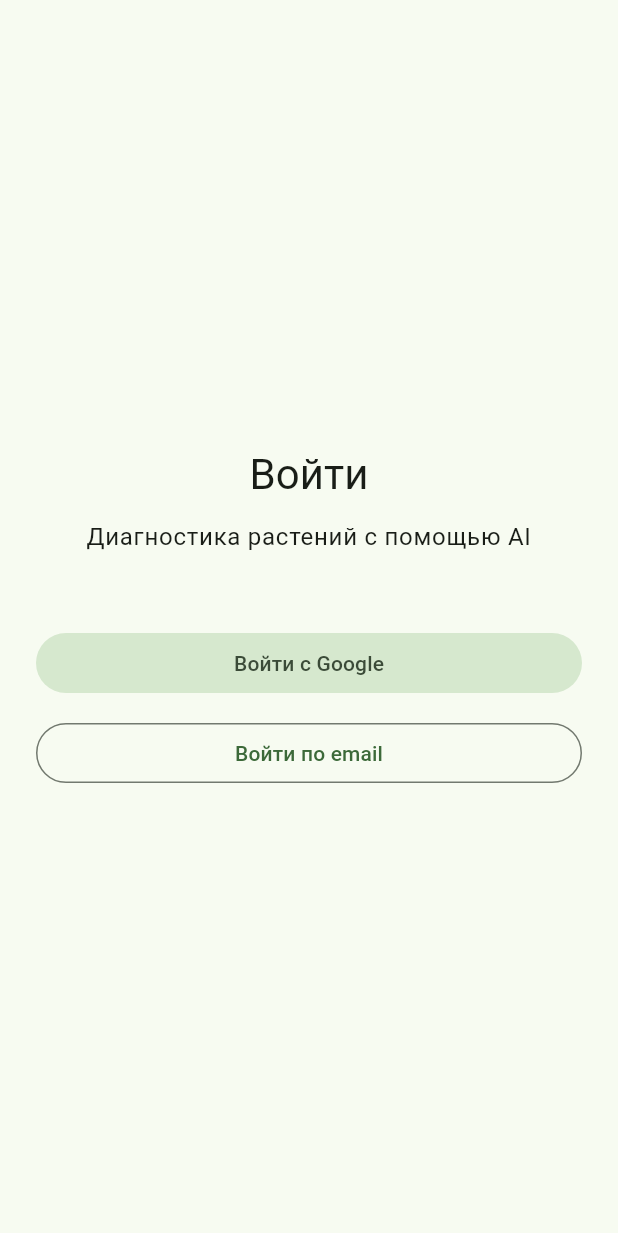
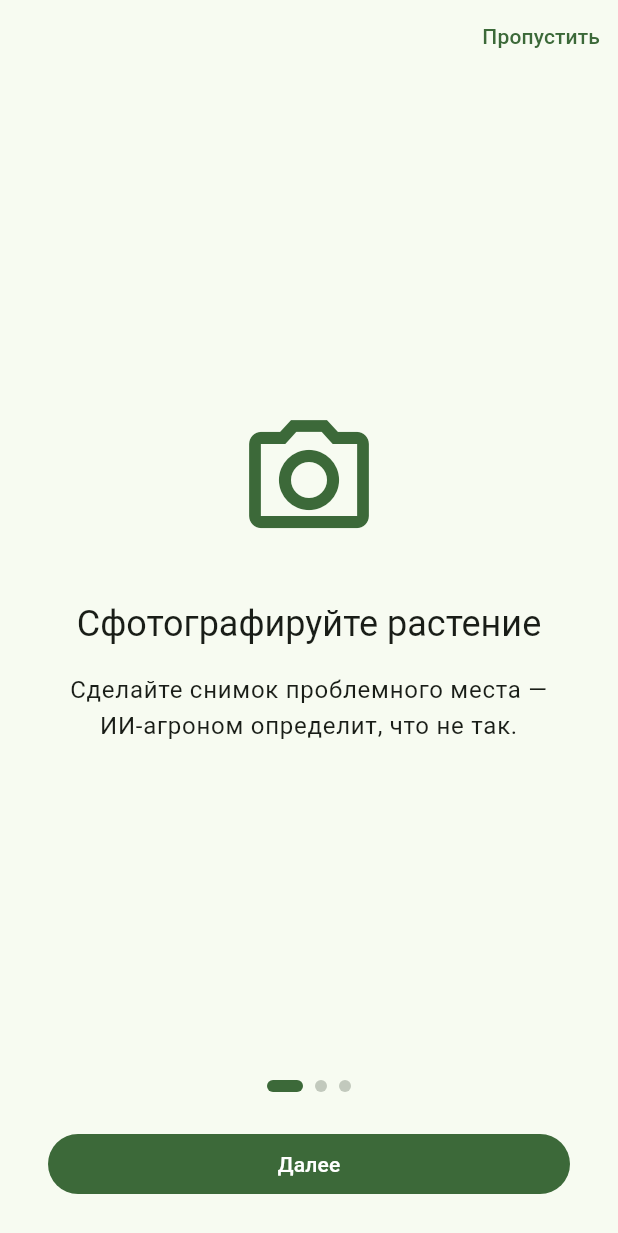
Before and after one commit to Beliashkoff/safe-garden-AI, a Flutter app: the screen it shows after launch, on a phone screen of 412 x 824 dp. Shown: the top 1233 px of the screen. Run offline on Flutter 3.47's test engine with Material 3 defaults, Android fonts, the phone set to English and light mode, and no system bars; our stand-ins replace dio, drift, flutter_image_compress, flutter_markdown_plus, flutter_riverpod, flutter_secure_storage and 8 more; missing offline and left inert: record; accounts and stored records are empty; generated files the repository leaves out were written again.

Commit message:
feat(mobile): onboarding, PDn consent links, Sentry, placeholder icon/splash
Add a one-time three-screen onboarding flow gated in the router before the login
subtree (persisted via secure storage), a personal-data consent notice with
tappable Privacy Policy / Terms links on the sign-in screen, Sentry crash
reporting (SentryFlutter.init, sendDefaultPii=false), and a placeholder app icon
and branded splash with flutter_launcher_icons / flutter_native_splash
configured. Add RU/EN strings and an onboarding widget test; the existing suite
stays green (78 tests).

```diff
--- a/mobile/lib/app/router.dart
+++ b/mobile/lib/app/router.dart
@@ -7,40 +7,66 @@ import '../features/auth/presentation/email_request_screen.dart';
 import '../features/auth/presentation/email_verify_screen.dart';
 import '../features/auth/presentation/login_screen.dart';
 import '../features/chat/presentation/chat_screen.dart';
+import '../features/onboarding/application/onboarding_controller.dart';
+import '../features/onboarding/presentation/onboarding_screen.dart';
 import 'splash_screen.dart';
 
 /// The app router. Redirects are driven by [authStatusProvider]: the splash is
 /// shown until bootstrap resolves, unauthenticated users are confined to the
 /// /login subtree, and authenticated users are sent to /chat.
 final routerProvider = Provider<GoRouter>((ref) {
-  final refresh = ValueNotifier<AuthStatus>(AuthStatus.unknown);
-  ref.onDispose(refresh.dispose);
+  final authRefresh = ValueNotifier<AuthStatus>(AuthStatus.unknown);
+  ref.onDispose(authRefresh.dispose);
   ref.listen<AuthStatus>(
     authStatusProvider,
-    (_, next) => refresh.value = next,
+    (_, next) => authRefresh.value = next,
+    fireImmediately: true,
+  );
+
+  final onboardingRefresh = ValueNotifier<OnboardingStatus>(
+    OnboardingStatus.unknown,
+  );
+  ref.onDispose(onboardingRefresh.dispose);
+  ref.listen<OnboardingStatus>(
+    onboardingStatusProvider,
+    (_, next) => onboardingRefresh.value = next,
     fireImmediately: true,
   );
 
   return GoRouter(
     initialLocation: '/splash',
-    refreshListenable: refresh,
+    refreshListenable: Listenable.merge([authRefresh, onboardingRefresh]),
     redirect: (context, state) {
-      final status = refresh.value;
+      final status = authRefresh.value;
+      final onboarding = onboardingRefresh.value;
       final loc = state.matchedLocation;
       final atSplash = loc == '/splash';
       final atLogin = loc.startsWith('/login');
+      final atOnboarding = loc == '/onboarding';
 
       switch (status) {
         case AuthStatus.unknown:
           return atSplash ? null : '/splash';
         case AuthStatus.unauthenticated:
-          return atLogin ? null : '/login';
+          // Gate the one-time intro before the login subtree.
+          switch (onboarding) {
+            case OnboardingStatus.unknown:
+              return atSplash ? null : '/splash';
+            case OnboardingStatus.notSeen:
+              return atOnboarding ? null : '/onboarding';
+            case OnboardingStatus.seen:
+              return atLogin ? null : '/login';
+          }
         case AuthStatus.authenticated:
-          return (atLogin || atSplash) ? '/chat' : null;
+          return (atLogin || atSplash || atOnboarding) ? '/chat' : null;
       }
     },
     routes: [
       GoRoute(path: '/splash', builder: (_, _) => const SplashScreen()),
+      GoRoute(
+        path: '/onboarding',
+        builder: (_, _) => const OnboardingScreen(),
+      ),
       GoRoute(
         path: '/login',
         builder: (_, _) => const LoginScreen(),
--- /dev/null
+++ b/mobile/lib/features/onboarding/presentation/onboarding_screen.dart
@@ -0,0 +1,136 @@
+import 'package:flutter/material.dart';
+import 'package:flutter_riverpod/flutter_riverpod.dart';
+
+import '../../../l10n/generated/app_localizations.dart';
+import '../application/onboarding_controller.dart';
+
+/// Three-screen intro shown once before the login flow (ROADMAP §6.4). On the
+/// last page (or Skip) it marks onboarding complete; the router redirect then
+/// moves the user on to /login.
+class OnboardingScreen extends ConsumerStatefulWidget {
+  const OnboardingScreen({super.key});
+
+  @override
+  ConsumerState<OnboardingScreen> createState() => _OnboardingScreenState();
+}
+
+class _OnboardingScreenState extends ConsumerState<OnboardingScreen> {
+  final _controller = PageController();
+  int _index = 0;
+
+  @override
+  void dispose() {
+    _controller.dispose();
+    super.dispose();
+  }
+
+  void _finish() {
+    ref.read(onboardingControllerProvider.notifier).complete();
+  }
+
+  void _next(int last) {
+    if (_index >= last) {
+      _finish();
+    } else {
+      _controller.nextPage(
+        duration: const Duration(milliseconds: 250),
+        curve: Curves.easeOut,
+      );
+    }
+  }
+
+  @override
+  Widget build(BuildContext context) {
+    final l10n = AppLocalizations.of(context)!;
+    final theme = Theme.of(context);
+    final pages = <(IconData, String, String)>[
+      (
+        Icons.photo_camera_outlined,
+        l10n.onboardingTitle1,
+        l10n.onboardingBody1,
+      ),
+      (Icons.mic_none_outlined, l10n.onboardingTitle2, l10n.onboardingBody2),
+      (Icons.eco_outlined, l10n.onboardingTitle3, l10n.onboardingBody3),
+    ];
+    final last = pages.length - 1;
+
+    return Scaffold(
+      body: SafeArea(
+        child: Column(
+          children: [
+            Align(
+              alignment: Alignment.centerRight,
+              child: TextButton(
+                onPressed: _finish,
+                child: Text(l10n.onboardingSkip),
+              ),
+            ),
+            Expanded(
+              child: PageView.builder(
+                controller: _controller,
+                onPageChanged: (i) => setState(() => _index = i),
+                itemCount: pages.length,
+                itemBuilder: (context, i) {
+                  final (icon, title, body) = pages[i];
+                  return Padding(
+                    padding: const EdgeInsets.symmetric(horizontal: 32),
+                    child: Column(
+                      mainAxisAlignment: MainAxisAlignment.center,
+                      children: [
+                        Icon(icon, size: 96, color: theme.colorScheme.primary),
+                        const SizedBox(height: 32),
+                        Text(
+                          title,
+                          textAlign: TextAlign.center,
+                          style: theme.textTheme.headlineSmall,
+                        ),
+                        const SizedBox(height: 16),
+                        Text(
+                          body,
+                          textAlign: TextAlign.center,
+                          style: theme.textTheme.bodyLarge,
+                        ),
+                      ],
+                    ),
+                  );
+                },
+              ),
+            ),
+            Row(
+              mainAxisAlignment: MainAxisAlignment.center,
+              children: List.generate(pages.length, (i) {
+                final active = i == _index;
+                return AnimatedContainer(
+                  duration: const Duration(milliseconds: 250),
+                  margin: const EdgeInsets.symmetric(horizontal: 4),
+                  width: active ? 24 : 8,
+                  height: 8,
+                  decoration: BoxDecoration(
+                    color: active
+                        ? theme.colorScheme.primary
+                        : theme.colorScheme.outlineVariant,
+                    borderRadius: BorderRadius.circular(4),
+                  ),
+                );
+              }),
+            ),
+            const SizedBox(height: 24),
+            Padding(
+              padding: const EdgeInsets.symmetric(horizontal: 32),
+              child: SizedBox(
+                width: double.infinity,
+                child: FilledButton(
+                  onPressed: () => _next(last),
+                  child: Text(
+                    _index >= last ? l10n.onboardingStart : l10n.onboardingNext,
+                  ),
+                ),
+              ),
+            ),
+            const SizedBox(height: 24),
+          ],
+        ),
+      ),
+    );
+  }
+}
--- a/mobile/lib/l10n/app_ru.arb
+++ b/mobile/lib/l10n/app_ru.arb
@@ -6,6 +6,19 @@
   "loginButtonApple": "Войти с Apple",
   "loginButtonGoogle": "Войти с Google",
   "loginButtonEmail": "Войти по email",
+  "consentPrefix": "Продолжая, вы принимаете",
+  "consentPrivacy": "Политику конфиденциальности",
+  "consentAnd": "и",
+  "consentTerms": "Условия использования",
+  "onboardingTitle1": "Сфотографируйте растение",
+  "onboardingBody1": "Сделайте снимок проблемного места — ИИ-агроном определит, что не так.",
+  "onboardingTitle2": "Опишите голосом или текстом",
+  "onboardingBody2": "Расскажите о симптомах удобным способом — поддерживаются текст и голос.",
+  "onboardingTitle3": "Получите рекомендации",
+  "onboardingBody3": "Точный диагноз и подбор удобрений под ваше растение.",
+  "onboardingSkip": "Пропустить",
+  "onboardingNext": "Далее",
+  "onboardingStart": "Начать",
   "emailRequestTitle": "Вход по email",
   "emailRequestHint": "Введите email — мы пришлём код для входа",
   "emailFieldLabel": "Email",
```
Also changed, not shown: mobile/lib/core/config/app_config.dart (+28 -0 lines), mobile/lib/features/auth/presentation/login_screen.dart (+48 -0 lines), mobile/lib/features/onboarding/application/onboarding_controller.dart (added, +33 -0 lines), mobile/lib/features/onboarding/data/onboarding_store.dart (added, +33 -0 lines), mobile/lib/l10n/app_en.arb (+13 -0 lines), mobile/lib/main.dart (+17 -2 lines), mobile/pubspec.yaml (+21 -0 lines), mobile/assets/icon/app_icon.png (added), mobile/assets/icon/splash_logo.png (added), mobile/lib/l10n/generated/app_localizations.dart, mobile/lib/l10n/generated/app_localizations_en.dart, mobile/lib/l10n/generated/app_localizations_ru.dart, mobile/pubspec.lock, 2 other files.
